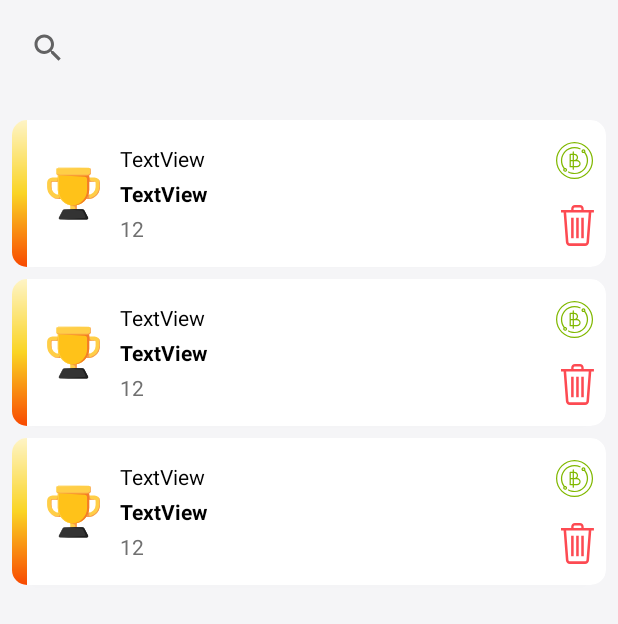
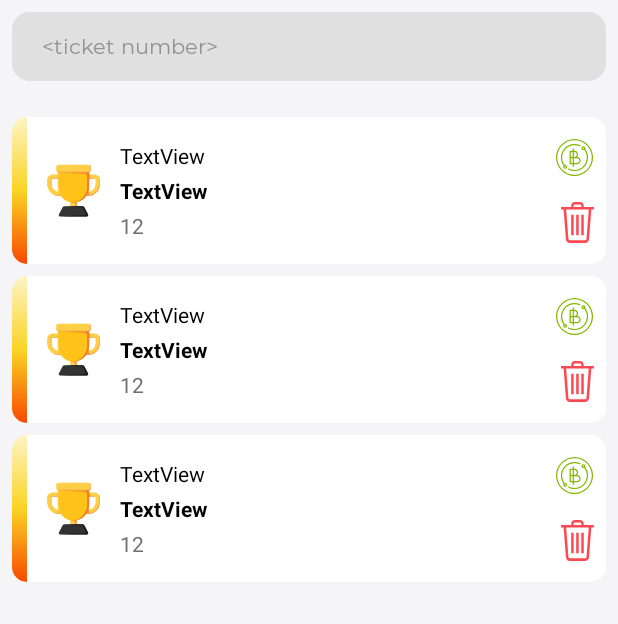
Before and after one commit to oleksandr-riabykh/find_lottery, an Android app: the layout bottom_sheet_map.xml on its own in the app's theme, with its tools: preview values and no code run, on a phone screen of 412 x 824 dp. Shown: the top 624 px of the screen. Run offline under Robolectric (Android 15) with nearby library versions, the phone set to English and light mode, and no system bars; network calls fail.

```diff
--- a/app/src/main/java/com/limestudio/findlottery/data/firebase/FirebaseManager.kt
+++ b/app/src/main/java/com/limestudio/findlottery/data/firebase/FirebaseManager.kt
@@ -54,7 +54,7 @@ class FirebaseManager(applicationContext: Context?) {
 
     suspend fun getTicketsByUserId(userId: String): List<Ticket> =
         database.collection(TABLE_TICKETS).whereEqualTo("userId", userId)
-//            .whereGreaterThan("timestamp", System.currentTimeMillis())
+            .whereGreaterThan("timestamp", System.currentTimeMillis())
             .get()
             .await()
             .toObjects(Ticket::class.java)
--- a/app/src/main/java/com/limestudio/findlottery/presentation/ui/map/MapState.kt
+++ b/app/src/main/java/com/limestudio/findlottery/presentation/ui/map/MapState.kt
@@ -1,14 +1,10 @@
 package com.limestudio.findlottery.presentation.ui.map
 
 import com.limestudio.findlottery.data.exceptions.ExceptionModel
-import com.limestudio.findlottery.data.models.Ticket
-import com.limestudio.findlottery.data.models.User
 import com.limestudio.findlottery.presentation.base.BaseScreenState
 
 
 sealed class MapState : BaseScreenState() {
-    data class OnTicketsLoaded(val tickets: List<Ticket>) : MapState()
-    data class OnUsersLoaded(val users: List<User>) : MapState()
     data class ShowProgress(val shouldShow: Boolean) : MapState()
     data class OnShowMessage(val error: ExceptionModel) : MapState()
 }
--- a/app/src/main/java/com/limestudio/findlottery/presentation/ui/tickets/list/TicketsFragment.kt
+++ b/app/src/main/java/com/limestudio/findlottery/presentation/ui/tickets/list/TicketsFragment.kt
@@ -34,7 +34,7 @@ class TicketsFragment : BaseFragment() {
 
     override fun onViewCreated(view: View, savedInstanceState: Bundle?) {
         super.onViewCreated(view, savedInstanceState)
-        viewAdapter = TicketAdapter({ }, { viewModel.deleteTicket(it) })
+        viewAdapter = TicketAdapter(MODE_EDIT, { }, { viewModel.deleteTicket(it) })
         hudSync = SVProgressHUD(requireContext())
         recycler.apply {
             adapter = viewAdapter
--- /dev/null
+++ b/app/src/main/res/drawable/search_view_background.xml
@@ -0,0 +1,5 @@
+<?xml version="1.0" encoding="utf-8"?>
+<shape xmlns:android="http://schemas.android.com/apk/res/android">
+    <corners android:radius="12dp" />
+    <solid android:color="@color/greySearchBackground" />
+</shape>
--- a/app/src/main/res/layout/bottom_sheet_map.xml
+++ b/app/src/main/res/layout/bottom_sheet_map.xml
@@ -13,11 +13,14 @@
     app:behavior_peekHeight="86dp"
     app:layout_behavior="com.google.android.material.bottomsheet.BottomSheetBehavior">
 
-    <SearchView
+    <EditText
         android:id="@+id/search_view"
-        android:layout_width="match_parent"
-        android:layout_height="wrap_content"
-        android:layout_margin="8dp" />
+        style="@style/SearchStyle"
+        android:layout_margin="8dp"
+        android:hint="@string/search_hint_ticket_number"
+        android:inputType="numberDecimal"
+        android:maxLength="6"
+        android:nextFocusDown="@id/email" />
 
     <androidx.recyclerview.widget.RecyclerView
         android:id="@+id/tickets_recycler"
--- a/app/src/main/res/values/colors.xml
+++ b/app/src/main/res/values/colors.xml
@@ -11,6 +11,9 @@
     <color name="editTextBorderGray">#E7E7E7</color>
     <color name="editTextColorHint">#DCDCDC</color>
     <color name="greyCoverPhoto">#D3D3D3</color>
+    <color name="greySearchBackground">#E0E0E0</color>
+    <color name="greySearchHint">#919191</color>
+
 
     <color name="black">#000000</color>
     <color name="white">#FFFFFF</color>
--- a/app/src/main/res/values/strings.xml
+++ b/app/src/main/res/values/strings.xml
@@ -167,4 +167,5 @@
     <string name="digit_progress_number_hint"><![CDATA[<2 digit progress number>]]></string>
     <string name="digit_set_number_hint"><![CDATA[<2 digit set number>]]></string>
     <string name="add_ticket_greeting">Enter manually the ticket numbers with the progressive and set, or use the scanner using the camera.</string>
+    <string name="search_hint_ticket_number"><![CDATA[<ticket number>]]></string>
 </resources>
--- a/app/src/main/res/values/styles.xml
+++ b/app/src/main/res/values/styles.xml
@@ -94,6 +94,24 @@
         <item name="singleLine">true</item>
     </style>
 
+    <style name="SearchStyle" parent="EditTextAppStyle">
+        <item name="android:layout_width">match_parent</item>
+        <item name="android:layout_height">wrap_content</item>
+        <item name="android:background">@drawable/search_view_background</item>
+        <item name="background">@drawable/search_view_background</item>
+        <item name="fontFamily">@font/montserrat_regular</item>
+        <item name="android:gravity">center_vertical</item>
+        <item name="android:padding">8dp</item>
+        <item name="android:textColor">@color/black</item>
+        <item name="android:paddingStart">20dp</item>
+        <item name="android:paddingEnd">20dp</item>
+        <item name="android:textCursorDrawable">@null</item>
+        <item name="android:fontFamily">@font/montserrat_regular</item>
+        <item name="android:textColorHint">@color/greySearchHint</item>
+        <item name="android:focusableInTouchMode">true</item>
+        <item name="singleLine">true</item>
+    </style>
+
     <style name="ButtonStyle" parent="TextAppearance.AppCompat.Button">
         <item name="android:layout_width">match_parent</item>
         <item name="android:layout_height">wrap_content</item>
```
Also changed, not shown: app/src/main/java/com/limestudio/findlottery/presentation/ui/map/MapsFragment.kt (+42 -13 lines), app/src/main/java/com/limestudio/findlottery/presentation/ui/map/MapsViewModel.kt (+31 -3 lines), app/src/main/java/com/limestudio/findlottery/presentation/ui/tickets/list/TicketsAdapter.kt (+12 -2 lines).
